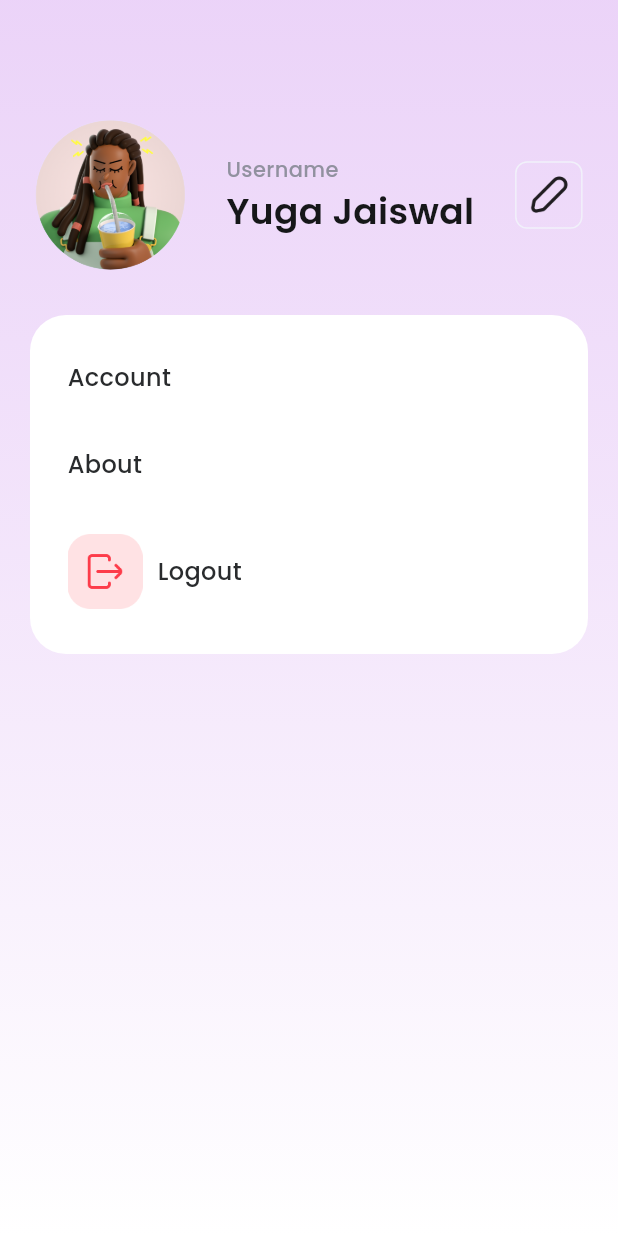
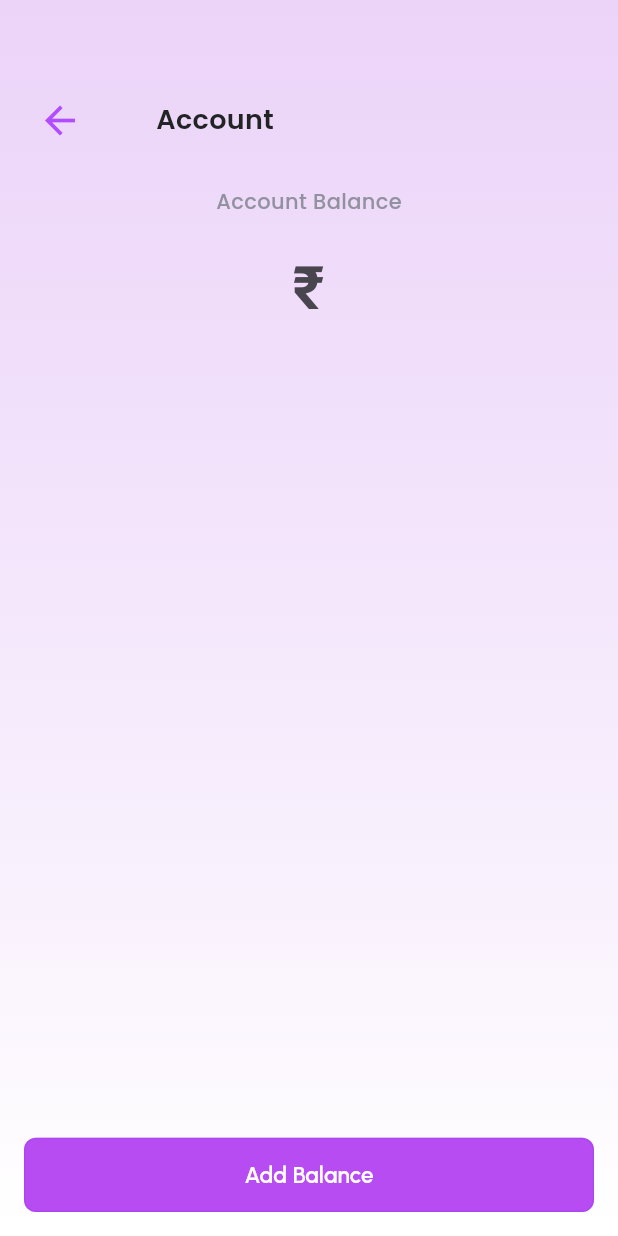
Before and after one commit to YugaJ7/CashCue, a Flutter app: the ProfileScreen screen opened by its route, after a tap on "Account", on a phone screen of 412 x 824 dp. Run offline on Flutter 3.47's test engine with Material 3 defaults, Android fonts, the phone set to English and light mode, and no system bars; our stand-ins replace flutter_svg, google_fonts, shared_preferences; missing offline and left inert: board_datetime_picker; accounts and stored records are empty; network calls fail.

Commit message:
added account balance api

```diff
--- a/lib/main.dart
+++ b/lib/main.dart
@@ -1,4 +1,5 @@
-import 'package:cashcue/screen/add_screen.dart';
+import 'package:cashcue/screen/add_balance_screen.dart';
+import 'package:cashcue/screen/add_transaction_screen.dart';
 import 'package:cashcue/screen/forgot_screen.dart';
 import 'package:cashcue/screen/home_screen.dart';
 import 'package:cashcue/screen/login.dart';
@@ -40,6 +41,7 @@ class MyApp extends StatelessWidget {
         '/profile': (context) => ProfileScreen(),
         '/analysis': (context) => ProfileScreen(),
         '/group': (context) => ProfileScreen(),
+        '/balance': (context) => AddBalanceScreen(),
       },
     );
   }
--- /dev/null
+++ b/lib/screen/add_balance_screen.dart
@@ -0,0 +1,192 @@
+import 'package:cashcue/controller/home_contoller.dart';
+import 'package:cashcue/widgets/elevated_button.dart';
+import 'package:flutter/material.dart';
+import 'package:http/http.dart' as http;
+import 'package:provider/provider.dart';
+import 'package:shared_preferences/shared_preferences.dart';
+import 'dart:convert';
+import '../widgets/text.dart';
+
+class AddBalanceScreen extends StatefulWidget {
+  const AddBalanceScreen({Key? key}) : super(key: key);
+
+  @override
+  State<AddBalanceScreen> createState() => _AddBalanceScreenState();
+}
+
+class _AddBalanceScreenState extends State<AddBalanceScreen> {
+  final TextEditingController _amountController = TextEditingController();
+
+  final String apiUrl = "https://cash-cue-web.onrender.com/settings/balance";
+
+  Future<void> _storeData() async {
+    final int? amount = int.tryParse(_amountController.text.trim());
+
+    if (amount == null) {
+      ScaffoldMessenger.of(context).showSnackBar(
+        const SnackBar(content: Text("Please enter the amount")),
+      );
+      return;
+    }
+
+    final prefs = await SharedPreferences.getInstance();
+    final token = prefs.getString('authToken');
+    print(token);
+
+    if (token == null) {
+      ScaffoldMessenger.of(context).showSnackBar(
+        const SnackBar(content: Text("Token not found, Sign In again")),
+      );
+      return;
+    }
+
+    try {
+      final response = await http.put(
+        Uri.parse(apiUrl),
+        headers: {
+          "Content-Type": "application/json",
+          "Authorization": "Bearer $token",
+        },
+        body: json.encode({
+          'accountBalance': amount,
+          }
+        ),
+      );
+
+      if (response.statusCode == 200 || response.statusCode == 201) {
+        final homeController =
+            Provider.of<HomeController>(context, listen: false);
+        homeController.loadExpenses();
+        homeController.fetchSummaryData();
+        _showAlertDialog("Success", "Account Balance has been successfully added");
+        _amountController.clear();
+        Future.delayed(const Duration(seconds: 1), () {
+          Navigator.pop(context);
+        });
+      } else {
+        ScaffoldMessenger.of(context).showSnackBar(
+          SnackBar(
+              content: Text("Failed to add account balance: ${response.body}")),
+        );
+      }
+    } catch (e) {
+      ScaffoldMessenger.of(context).showSnackBar(
+        SnackBar(content: Text("Failed to add account balance:$e")),
+      );
+    }
+  }
+
+  void _showAlertDialog(String title, String message) {
+    showDialog(
+      context: context,
+      barrierDismissible: false,
+      builder: (context) => AlertDialog(
+        icon: const ImageIcon(
+          AssetImage('assets/images/tick.png'),
+          color: Color.fromRGBO(163, 60, 235, 1),
+          size: 48,
+        ),
+        content: CustomText(
+          text: message,
+          color: Colors.black,
+          fontfamily: 'Inter',
+          fontSize: 14,
+          fontweigth: FontWeight.w500,
+        ),
+        shape: RoundedRectangleBorder(
+          borderRadius: BorderRadius.circular(16.0),
+        ),
+        backgroundColor: Colors.white,
+        shadowColor: Colors.black,
+      ),
+    );
+
+    Future.delayed(const Duration(seconds: 1), () {
+      Navigator.pop(context);
+    });
+  }
+
+  @override
+  Widget build(BuildContext context) {
+    return Scaffold(
+      resizeToAvoidBottomInset: false,
+      body: Container(
+        decoration: const BoxDecoration(
+          gradient: LinearGradient(
+            colors: [Color.fromRGBO(185, 104, 231, 0.5), Colors.white],
+            begin: Alignment(0, -5),
+            end: Alignment(0, 1),
+          ),
+        ),
+        child: Padding(
+          padding: const EdgeInsets.all(16.0),
+          child: Column(
+            crossAxisAlignment: CrossAxisAlignment.start,
+            children: [
+              const SizedBox(height: 40),
+              Row(
+                children: [
+                  IconButton(
+                    icon: const Icon(
+                      Icons.arrow_back,
+                      color: Color.fromRGBO(177, 77, 255, 1),
+                      size: 30,
+                    ),
+                    onPressed: () {
+                      Navigator.pop(context);
+                    },
+                  ),
+                  const SizedBox(width: 40),
+                  CustomText(
+                    text: 'Account',
+                    color: Color.fromRGBO(33, 35, 37, 1),
+                    fontfamily: 'Poppins',
+                    fontSize: 18,
+                    fontweigth: FontWeight.w600,
+                  )
+                ],
+              ),
+              const SizedBox(height: 20),
+              const Center(
+                child: CustomText(
+                  text: 'Account Balance',
+                  color: Color.fromRGBO(145, 145, 159, 1),
+                  fontfamily: 'Poppins',
+                  fontSize: 14,
+                  fontweigth: FontWeight.w500,
+                ),
+              ),
+              const SizedBox(height: 10),
+              Center(
+                child: TextField(
+                  controller: _amountController,
+                  keyboardType: TextInputType.number,
+                  style: const TextStyle(
+                    fontSize: 40,
+                    fontWeight: FontWeight.bold,
+                  ),
+                  textAlign: TextAlign.center,
+                  decoration: const InputDecoration(
+                    hintText: "₹",
+                    border: InputBorder.none,
+                  ),
+                ),
+              ),
+              const Spacer(),
+              SizedBox(
+                width: MediaQuery.of(context).size.width,
+                height: MediaQuery.of(context).size.height * .06,
+                child: CustomElevatedButton(
+                  text: 'Add Balance',
+                  onPressed: _storeData,
+                  backgroundcolor: const Color.fromRGBO(182, 76, 242, 1),
+                  textcolor: Colors.white,
+                ),
+              ),
+            ],
+          ),
+        ),
+      ),
+    );
+  }
+}
--- a/lib/screen/profile_screen.dart
+++ b/lib/screen/profile_screen.dart
@@ -85,7 +85,7 @@ class _ProfileScreenState extends State<ProfileScreen> {
                 crossAxisAlignment: CrossAxisAlignment.start,
                 children: [
                   GestureDetector(
-                    onTap: () {},
+                    onTap: (){Navigator.pushNamed(context, '/balance');},
                     child: const CustomText(
                         text: 'Account',
                         color: Color.fromRGBO(41, 43, 45, 1),
--- a/lib/widgets/navbar.dart
+++ b/lib/widgets/navbar.dart
@@ -111,12 +111,12 @@
 //   }
 // }
 
-import 'package:cashcue/screen/add_screen.dart';
 import 'package:cashcue/screen/analysis_screen.dart';
 import 'package:cashcue/screen/group_screen.dart';
 import 'package:cashcue/screen/transaction_screen.dart';
 import 'package:flutter/material.dart';
 
+import '../screen/add_transaction_screen.dart';
 import '../screen/home_screen.dart';
 
 class Navbar extends StatefulWidget {
```
Also changed, not shown: lib/screen/home_screen.dart (+12 -5 lines), lib/screen/add_transaction_screen.dart (renamed from lib/screen/add_screen.dart).
